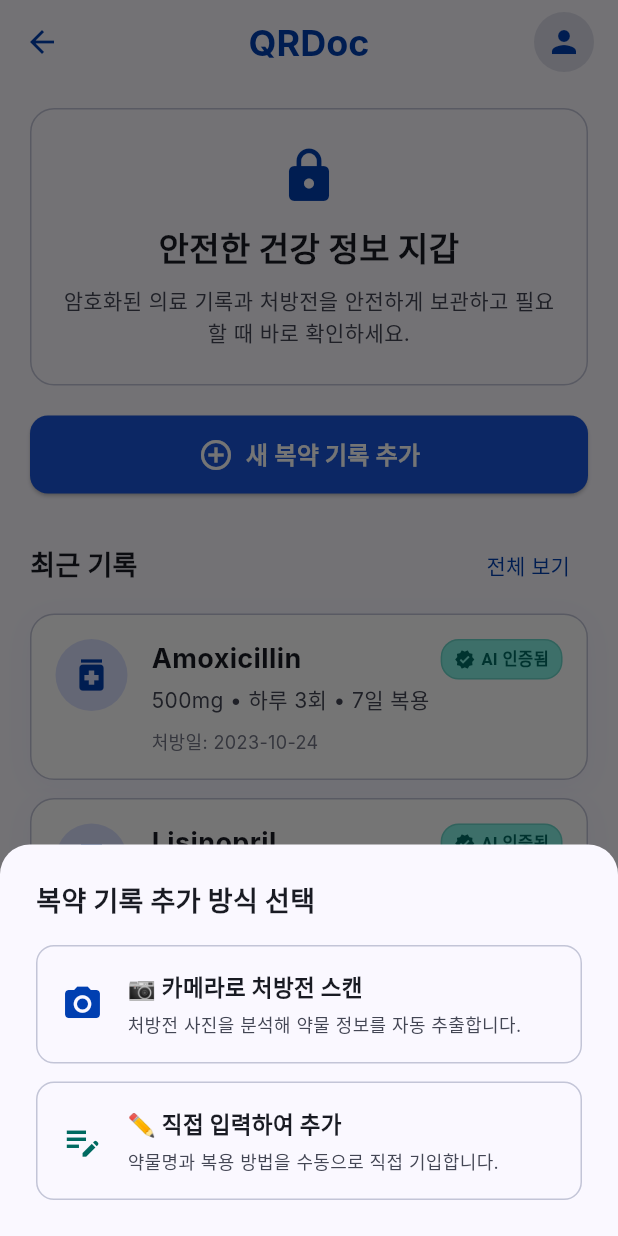
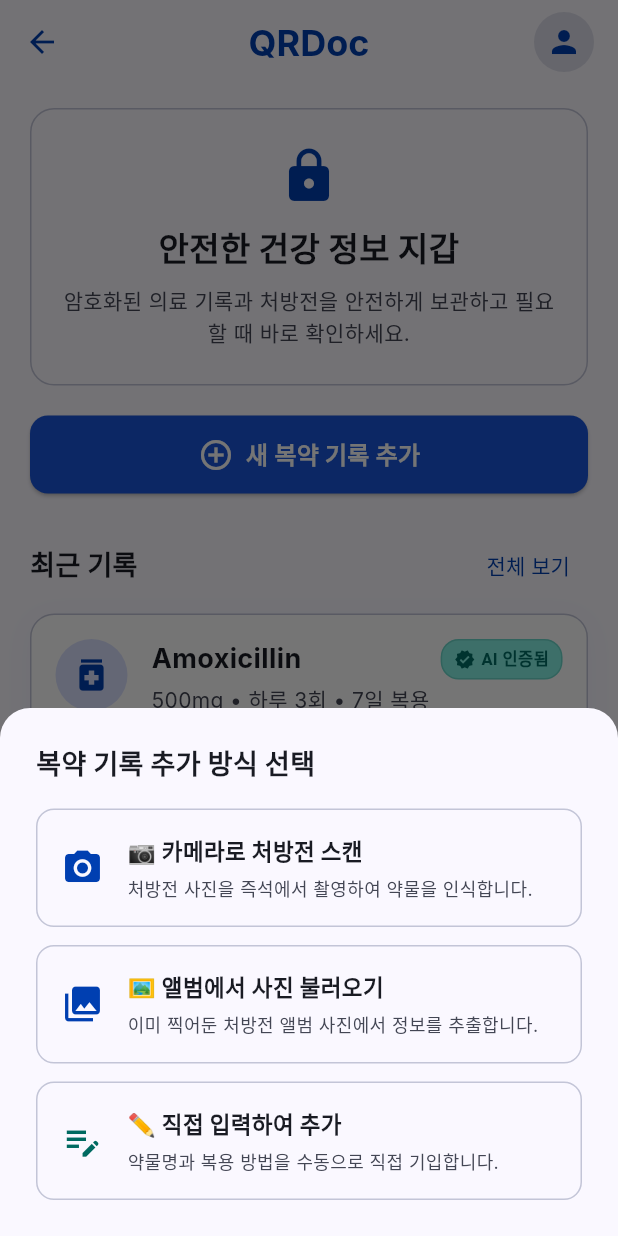
Before and after one commit to musclebeaver/QRDoc, a Flutter app: the screen it shows after launch, after a tap on "새 복약 기록 추가", on a phone screen of 412 x 824 dp. Run offline on Flutter 3.47's test engine with Material 3 defaults, Android fonts, the light colour scheme and no system bars; our stand-ins replace flutter_secure_storage, hive_flutter, image_picker; missing offline and left inert: cryptography; accounts and stored records are empty; Roboto replaces fonts that are missing (Atkinson Hyperlegible Next, Inter).

Commit message:
Add photo gallery prescription image picking and scanning option

```diff
--- a/flutter-app/lib/screens/patient_home_screen.dart
+++ b/flutter-app/lib/screens/patient_home_screen.dart
@@ -243,7 +243,7 @@ class _PatientHomeScreenState extends State<PatientHomeScreen> {
     );
   }
 
-  // Shows a bottom sheet option to scan via camera or input manually
+  // Shows a bottom sheet option to scan via camera, pick from gallery, or input manually
   void _showAddMedicationOptions() {
     showModalBottomSheet(
       context: context,
@@ -301,7 +301,7 @@ class _PatientHomeScreenState extends State<PatientHomeScreen> {
                               ),
                               SizedBox(height: 4),
                               Text(
-                                '처방전 사진을 분석해 약물 정보를 자동 추출합니다.',
+                                '처방전 사진을 즉석에서 촬영하여 약물을 인식합니다.',
                                 style: TextStyle(
                                   color: onSurfaceVariant,
                                   fontSize: 12,
@@ -316,7 +316,53 @@ class _PatientHomeScreenState extends State<PatientHomeScreen> {
                 ),
                 const SizedBox(height: 12),
 
-                // Option 2: Manual Input
+                // Option 2: Gallery Picker
+                InkWell(
+                  onTap: () {
+                    Navigator.of(context).pop();
+                    _scanPrescriptionFromGallery();
+                  },
+                  borderRadius: BorderRadius.circular(12.0),
+                  child: Container(
+                    padding: const EdgeInsets.all(16.0),
+                    decoration: BoxDecoration(
+                      border: Border.all(color: outlineVariant),
+                      borderRadius: BorderRadius.circular(12.0),
+                    ),
+                    child: Row(
+                      children: [
+                        const Icon(Icons.photo_library, color: primaryColor, size: 28),
+                        const SizedBox(width: 16),
+                        Expanded(
+                          child: Column(
+                            crossAxisAlignment: CrossAxisAlignment.start,
+                            children: const [
+                              Text(
+                                '🖼️ 앨범에서 사진 불러오기',
+                                style: TextStyle(
+                                  color: onSurfaceColor,
+                                  fontWeight: FontWeight.bold,
+                                  fontSize: 15,
+                                ),
+                              ),
+                              SizedBox(height: 4),
+                              Text(
+                                '이미 찍어둔 처방전 앨범 사진에서 정보를 추출합니다.',
+                                style: TextStyle(
+                                  color: onSurfaceVariant,
+                                  fontSize: 12,
+                                ),
+                              ),
+                            ],
+                          ),
+                        ),
+                      ],
+                    ),
+                  ),
+                ),
+                const SizedBox(height: 12),
+
+                // Option 3: Manual Input
                 InkWell(
                   onTap: () {
                     Navigator.of(context).pop();
@@ -366,6 +412,95 @@ class _PatientHomeScreenState extends State<PatientHomeScreen> {
         );
       },
     );
+  }
+
+  // Opens the photo library to pick an existing prescription photo, uploads it to backend OCR, and opens the review screen
+  Future<void> _scanPrescriptionFromGallery() async {
+    final ImagePicker picker = ImagePicker();
+
+    try {
+      // 1. Pick prescription photo from device gallery
+      final XFile? image = await picker.pickImage(
+        source: ImageSource.gallery,
+        imageQuality: 85, // Compress to save bandwidth
+      );
+
+      if (image == null) {
+        // User cancelled image selection
+        return;
+      }
+
+      // 2. Show loading dialog
+      if (!mounted) return;
+      showDialog(
+        context: context,
+        barrierDismissible: false,
+        builder: (BuildContext context) {
+          return const Center(
+            child: CircularProgressIndicator(color: primaryColor),
+          );
+        },
+      );
+
+      // 3. Upload photo to backend /api/ocr endpoint
+      final File imageFile = File(image.path);
+      final result = await apiService.processPrescriptionOCR(imageFile);
+
+      if (mounted) {
+        Navigator.of(context).pop(); // Dismiss loading dialog
+      }
+
+      // 4. Map OCR JSON result to list of MedicationLogs
+      final List<dynamic> medicationsJson = result['medications'] ?? [];
+      final List<MedicationLog> parsedLogs = medicationsJson.map((m) {
+        return MedicationLog(
+          id: DateTime.now().millisecondsSinceEpoch.toString() + '_' + (m['medicineName'] ?? 'med'),
+          medicineName: m['medicineName'] ?? '알 수 없는 약물',
+          dosage: m['dosage'] ?? '미지정',
+          frequencyPerDay: m['frequencyPerDay'] ?? 0,
+          totalDays: m['totalDays'] ?? 0,
+          prescriptionDate: result['prescriptionDate'] ?? DateTime.now().toIso8601String().split('T')[0],
+          inputMethod: 'GEMINI_AI_OCR',
+          isActive: true,
+        );
+      }).toList();
+
+      if (parsedLogs.isEmpty) {
+        if (mounted) {
+          ScaffoldMessenger.of(context).showSnackBar(
+            const SnackBar(content: Text('인식된 약물이 없습니다. 직접 입력해서 추가해 주세요.')),
+          );
+        }
+        return;
+      }
+
+      // 5. Route to Batch AI Review Screen
+      if (!mounted) return;
+      Navigator.of(context).push(
+        MaterialPageRoute(
+          builder: (context) => AiReviewScreen(
+            initialLogs: parsedLogs,
+            onSave: (newLogs) async {
+              for (var log in newLogs) {
+                await localStorage.saveMedication(log);
+              }
+              _loadLocalData(); // Refresh local list
+              ScaffoldMessenger.of(context).showSnackBar(
+                const SnackBar(content: Text('새로운 복약 정보가 추가되었습니다!')),
+              );
+            },
+          ),
+        ),
+      );
+
+    } catch (e) {
+      if (mounted) {
+        Navigator.of(context).pop(); // Dismiss loading dialog if open
+        ScaffoldMessenger.of(context).showSnackBar(
+          SnackBar(content: Text('이미지 분석 실패: $e')),
+        );
+      }
+    }
   }
 
   // Opens a blank MedicationLog form for manual entry
```
